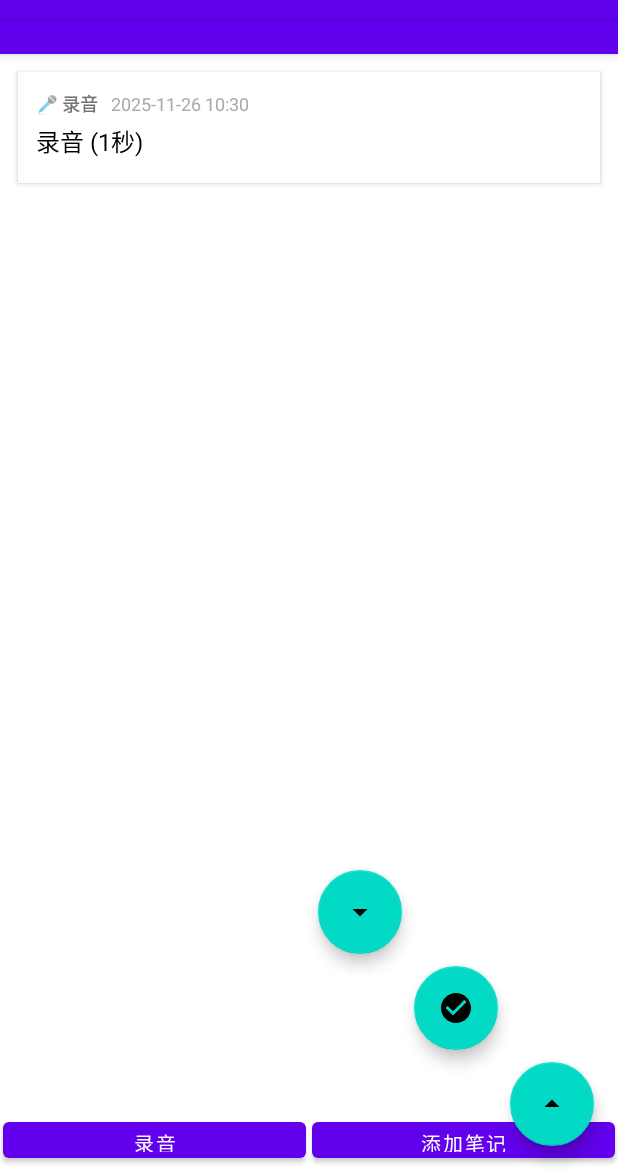
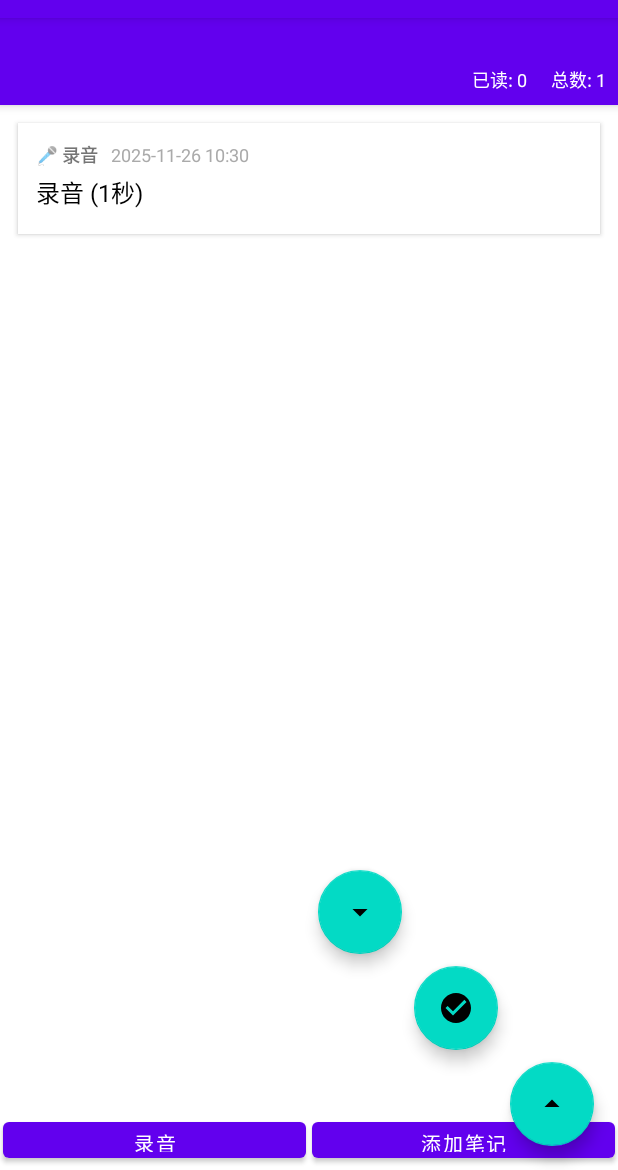
Before and after one commit to wmuuuue/ag, an Android app: the screen it shows after launch (MainActivity), after a tap on "录音中", on a phone screen of 412 x 824 dp, the part 66-1236 px from its top. Run offline under Robolectric (Android 15) with nearby library versions, the phone set to English and light mode, and no system bars; our stand-ins replace Room's generated code; 1 other tap on this screen came first.

Commit message:
Update activity_main.xml

```diff
--- a/app/src/main/res/layout/activity_main.xml
+++ b/app/src/main/res/layout/activity_main.xml
@@ -16,14 +16,48 @@
             android:layout_height="wrap_content"
             android:layout_weight="0">
 
-            <androidx.appcompat.widget.Toolbar
-                android:id="@+id/toolbar"
+            <LinearLayout
                 android:layout_width="match_parent"
-                android:layout_height="24dp"
+                android:layout_height="wrap_content"
                 android:background="?attr/colorPrimary"
-                android:title=""
-                android:theme="@style/ThemeOverlay.AppCompat.Dark.ActionBar"
-                app:popupTheme="@style/ThemeOverlay.AppCompat.Light" />
+                android:orientation="vertical"
+                android:padding="4dp">
+
+                <androidx.appcompat.widget.Toolbar
+                    android:id="@+id/toolbar"
+                    android:layout_width="match_parent"
+                    android:layout_height="24dp"
+                    android:title=""
+                    android:theme="@style/ThemeOverlay.AppCompat.Dark.ActionBar"
+                    app:popupTheme="@style/ThemeOverlay.AppCompat.Light" />
+
+                <LinearLayout
+                    android:layout_width="match_parent"
+                    android:layout_height="wrap_content"
+                    android:orientation="horizontal"
+                    android:padding="4dp"
+                    android:gravity="end">
+
+                    <TextView
+                        android:id="@+id/readCountText"
+                        android:layout_width="wrap_content"
+                        android:layout_height="wrap_content"
+                        android:text="已读: 0"
+                        android:textColor="@android:color/white"
+                        android:textSize="12sp"
+                        android:layout_marginEnd="16dp" />
+
+                    <TextView
+                        android:id="@+id/totalCountText"
+                        android:layout_width="wrap_content"
+                        android:layout_height="wrap_content"
+                        android:text="总数: 0"
+                        android:textColor="@android:color/white"
+                        android:textSize="12sp" />
+
+                </LinearLayout>
+
+            </LinearLayout>
 
         </com.google.android.material.appbar.AppBarLayout>
 
```
